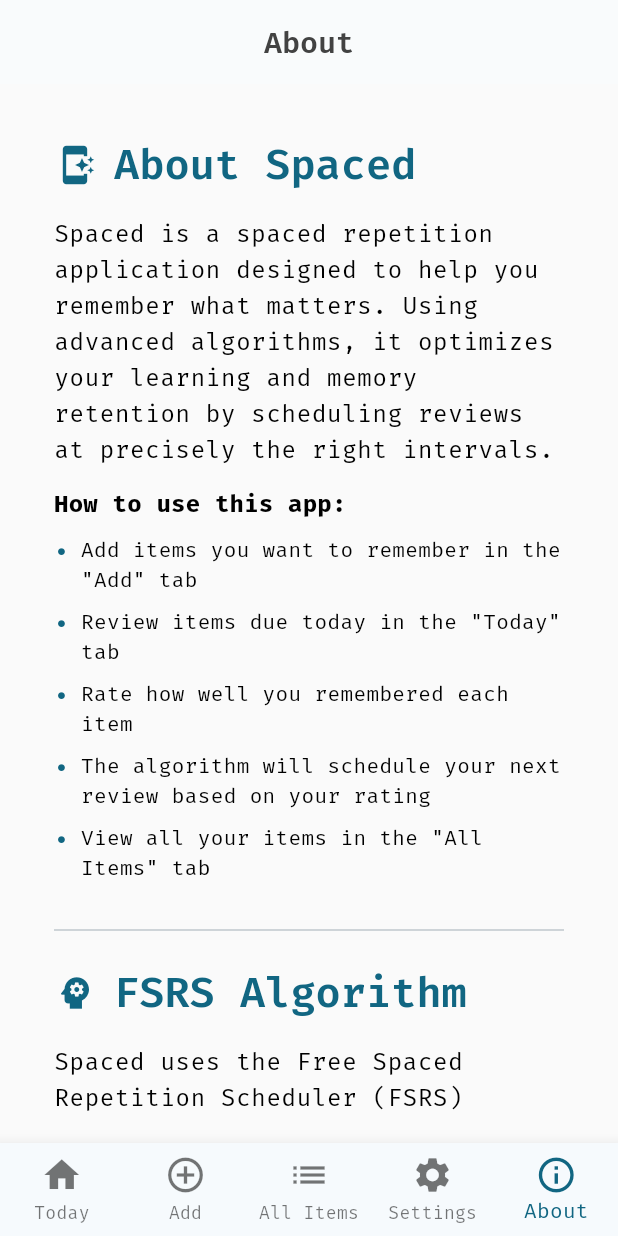
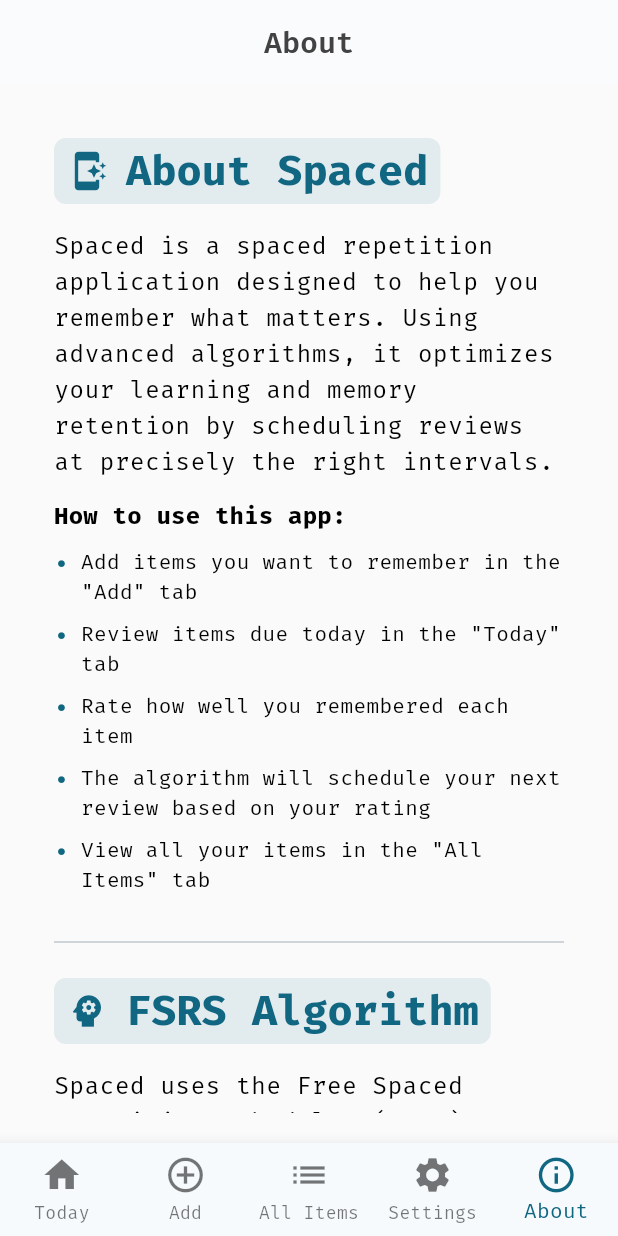
Before and after one commit to cogodo/spaced, a Flutter app: the screen it shows after launch, item 5 of the bottom bar chosen, on a phone screen of 412 x 824 dp. Run offline on Flutter 3.47's test engine with Material 3 defaults, Android fonts, the phone set to English and light mode, and no system bars; our stand-ins replace google_fonts, shared_preferences.

```diff
--- a/lib/models/task_holder.dart
+++ b/lib/models/task_holder.dart
@@ -1,4 +1,3 @@
-import 'dart:math';
 import 'fsrs_algorithm.dart';
 
 class Task {
--- a/lib/screens/about_screen.dart
+++ b/lib/screens/about_screen.dart
@@ -15,7 +15,7 @@ class AboutScreen extends StatelessWidget {
         child: Padding(
           padding: const EdgeInsets.all(16.0),
           child: Center(
-            child: Container(
+            child: SizedBox(
               width: contentWidth,
               child: Column(
                 crossAxisAlignment: CrossAxisAlignment.start,
@@ -182,20 +182,31 @@ class AboutScreen extends StatelessWidget {
     required IconData icon,
     required List<Widget> children,
   }) {
+    final Color primaryColor = Theme.of(context).colorScheme.primary;
+
     return Column(
       crossAxisAlignment: CrossAxisAlignment.start,
       children: [
-        Row(
+        Container(
+          padding: EdgeInsets.symmetric(horizontal: 8, vertical: 4),
+          decoration: BoxDecoration(
+            color: primaryColor.withAlpha(26), // 0.1 opacity = 26 alpha
+            borderRadius: BorderRadius.circular(8),
+          ),
+          child: Row(
+            mainAxisSize: MainAxisSize.min,
             children: [
-            Icon(icon, size: 28, color: Theme.of(context).colorScheme.primary),
+              Icon(icon, size: 28, color: primaryColor),
               SizedBox(width: 12),
               Text(
                 title,
                 style: Theme.of(context).textTheme.headlineMedium?.copyWith(
-                color: Theme.of(context).colorScheme.primary,
+                  color: primaryColor,
+                  fontWeight: FontWeight.bold,
                 ),
               ),
             ],
+          ),
         ),
         SizedBox(height: 16),
         ...children,
@@ -204,6 +215,8 @@ class AboutScreen extends StatelessWidget {
   }
 
   Widget _buildBulletPoint(BuildContext context, String text) {
+    final Color primaryColor = Theme.of(context).colorScheme.primary;
+
     return Padding(
       padding: const EdgeInsets.only(bottom: 8.0),
       child: Row(
@@ -214,7 +227,7 @@ class AboutScreen extends StatelessWidget {
             style: TextStyle(
               fontSize: 16,
               fontWeight: FontWeight.bold,
-              color: Theme.of(context).colorScheme.primary,
+              color: primaryColor,
             ),
           ),
           SizedBox(width: 8),
@@ -231,18 +244,20 @@ class AboutScreen extends StatelessWidget {
     required String term,
     required String definition,
   }) {
+    final Color primaryColor = Theme.of(context).colorScheme.primary;
+
     return Padding(
       padding: const EdgeInsets.only(bottom: 12.0),
       child: Row(
         crossAxisAlignment: CrossAxisAlignment.start,
         children: [
-          Container(
+          SizedBox(
             width: 100,
             child: Text(
               term,
               style: Theme.of(context).textTheme.bodyMedium?.copyWith(
                 fontWeight: FontWeight.bold,
-                color: Theme.of(context).colorScheme.primary,
+                color: primaryColor,
               ),
             ),
           ),
@@ -262,13 +277,31 @@ class AboutScreen extends StatelessWidget {
     required String text,
     required String url,
   }) {
-    return RichText(
+    // Get primary color from theme
+    final Color primaryColor = Theme.of(context).colorScheme.primary;
+
+    // For link text, we want to use the primary color but ensure it's readable
+    // against the background by calculating its contrast
+    final bool isDarkPrimary = primaryColor.computeLuminance() < 0.5;
+
+    // Create a container for better visibility on different backgrounds
+    return Container(
+      decoration: BoxDecoration(
+        color:
+            isDarkPrimary
+                ? primaryColor.withAlpha(38)
+                : null, // 0.15 opacity = 38 alpha
+        borderRadius: BorderRadius.circular(4),
+      ),
+      padding: const EdgeInsets.symmetric(horizontal: 4, vertical: 2),
+      child: RichText(
         text: TextSpan(
           text: text,
           style: TextStyle(
-          color: Theme.of(context).colorScheme.primary,
+            color: primaryColor,
             decoration: TextDecoration.underline,
             fontSize: 16,
+            fontWeight: FontWeight.bold,
           ),
           recognizer:
               TapGestureRecognizer()
@@ -279,6 +312,7 @@ class AboutScreen extends StatelessWidget {
                   }
                 },
         ),
+      ),
     );
   }
 }
```
Also changed, not shown: lib/utils/algorithm.dart (deleted, +0 -69 lines), lib/widgets/theme_preview_card.dart (+13 -1 lines), pubspec.lock, 5 other files. Lines whose indentation alone changed are shown as unchanged.
